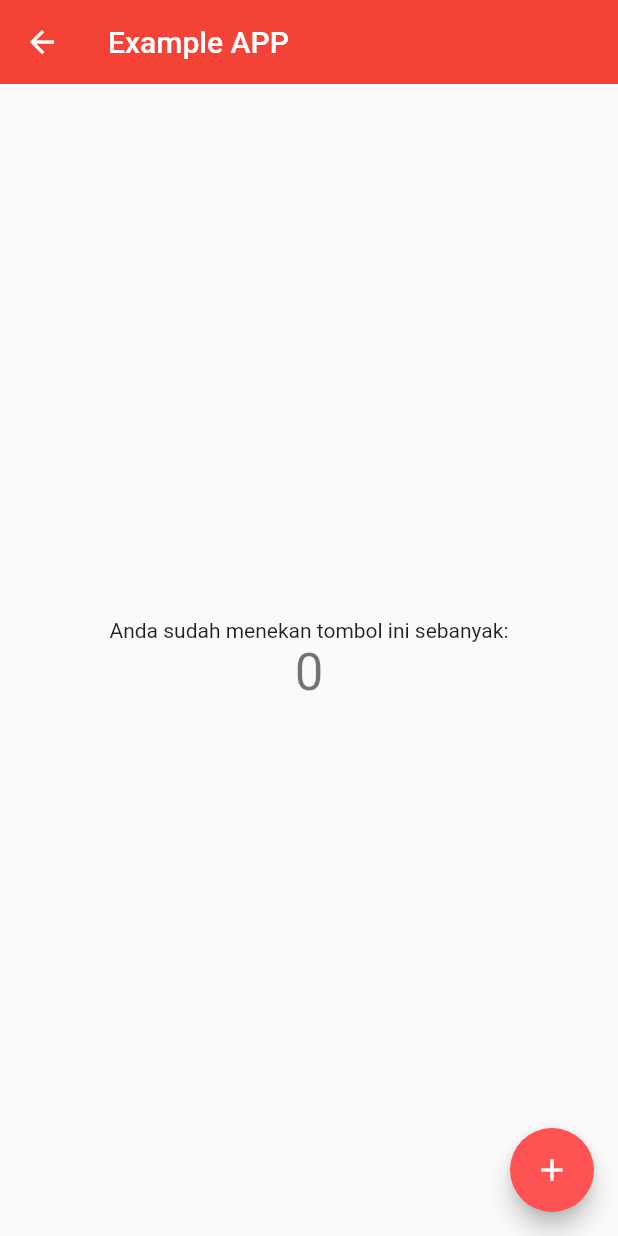
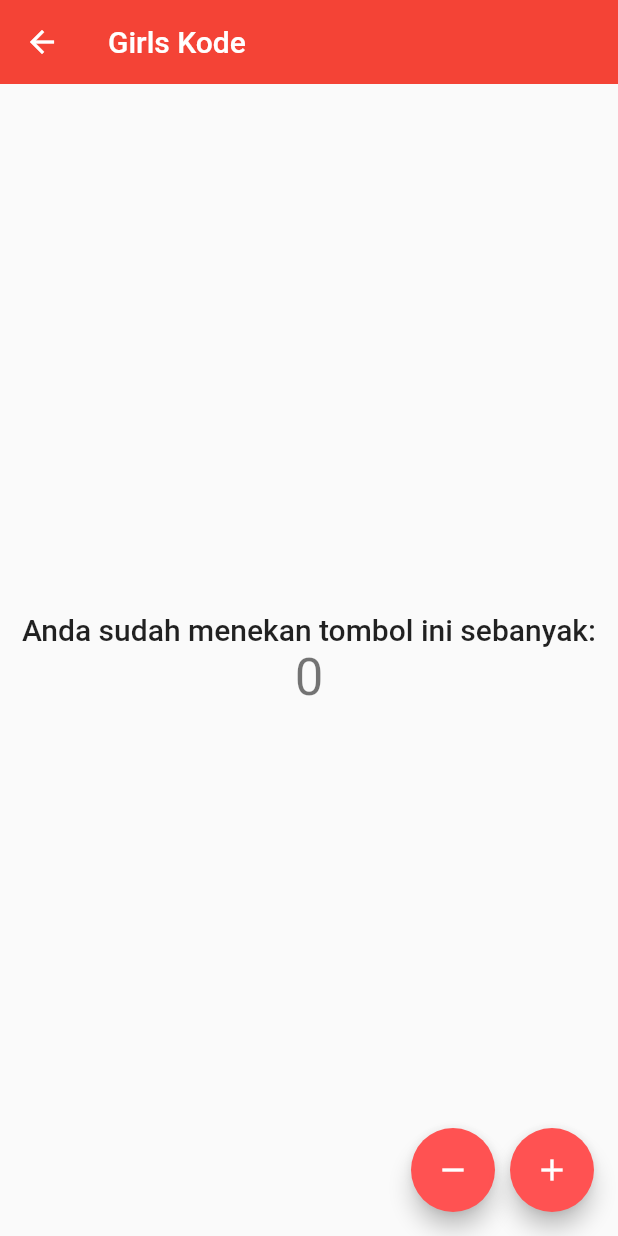
Before and after one commit to annurdien/girlscode-talk, a Flutter app: the CounterPage screen opened directly, on a phone screen of 412 x 824 dp. Run offline on Flutter 3.47's test engine with Material 2 defaults, Android fonts, the light colour scheme and no system bars; our stand-ins replace animated_text_kit, rive; Roboto replaces fonts that are missing (Montserrat).

Commit message:
update speaking

```diff
--- a/lib/main.dart
+++ b/lib/main.dart
@@ -13,9 +13,10 @@ class MyApp extends StatelessWidget {
     return MaterialApp(
       title: 'Flutter Demo Apps',
       theme: appTheme,
-      home: CounterPage(
-        title: "Example APP",
-      ),
+      // home: CounterPage(
+      //   title: "Example APP",
+      // ),
+      home: SplashScreen(),
     );
   }
 }
--- a/lib/widgets/counter.dart
+++ b/lib/widgets/counter.dart
@@ -13,24 +13,30 @@ class _CounterPageState extends State<CounterPage> {
   int _counter = 0;
 
   void _incrementCounter() {
-    setState(() {
-      _counter++;
-    });
+    setState(() => _counter++);
+  }
+
+  void _decrementCounter() {
+    setState(() => _counter--);
   }
 
   @override
   Widget build(BuildContext context) {
     return Scaffold(
       appBar: AppBar(
-        title: Text(widget.title),
+        title: Text("Girls Kode"),
       ),
       body: Center(
+        //
         child: Column(
           mainAxisAlignment: MainAxisAlignment.center,
           children: <Widget>[
+            // Widget
             Text(
               'Anda sudah menekan tombol ini sebanyak:',
+              style: Theme.of(context).textTheme.headline6,
             ),
+            //Widget
             Text(
               '$_counter',
               style: Theme.of(context).textTheme.headline4,
@@ -38,10 +44,23 @@ class _CounterPageState extends State<CounterPage> {
           ],
         ),
       ),
-      floatingActionButton: FloatingActionButton(
-        onPressed: _incrementCounter,
-        tooltip: 'Increment',
-        child: Icon(Icons.add),
+      floatingActionButton: Row(
+        mainAxisAlignment: MainAxisAlignment.end,
+        children: [
+          FloatingActionButton(
+            tooltip: 'Increment',
+            onPressed: _decrementCounter,
+            child: Icon(Icons.remove),
+          ),
+          SizedBox(
+            width: 10,
+          ),
+          FloatingActionButton(
+            onPressed: _incrementCounter,
+            tooltip: 'Increment',
+            child: Icon(Icons.add),
+          ),
+        ],
       ),
     );
   }
--- a/lib/widgets/splash.dart
+++ b/lib/widgets/splash.dart
@@ -32,7 +32,7 @@ class SplashScreen extends StatelessWidget {
             child: AnimatedTextKit(
               animatedTexts: [
                 WavyAnimatedText(
-                  'Loading...',
+                  'Girls Kode...',
                   textStyle: Theme.of(context)
                       .textTheme
                       .headline4!
```
Also changed, not shown: lib/widgets/animations.dart (line endings or trailing spaces), lib/widgets/skills.dart (line endings or trailing spaces).
